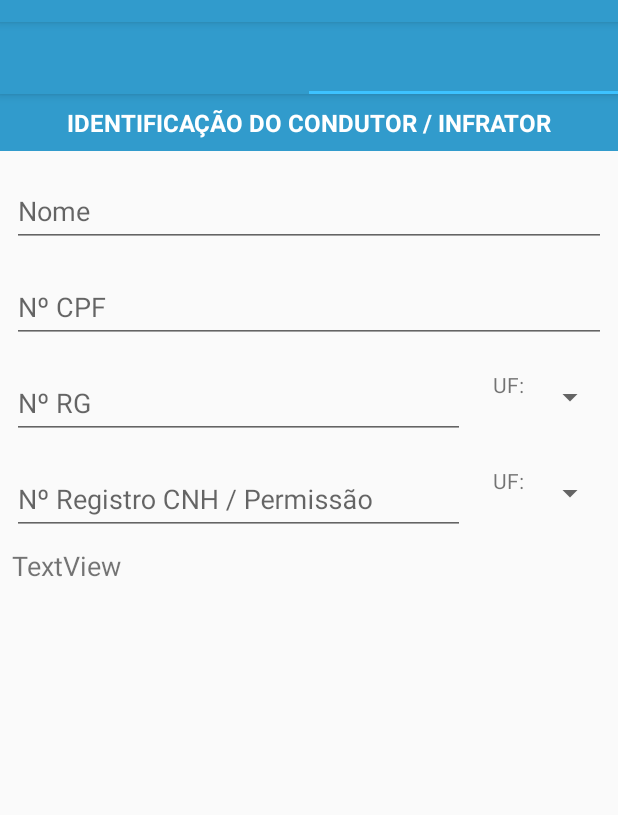
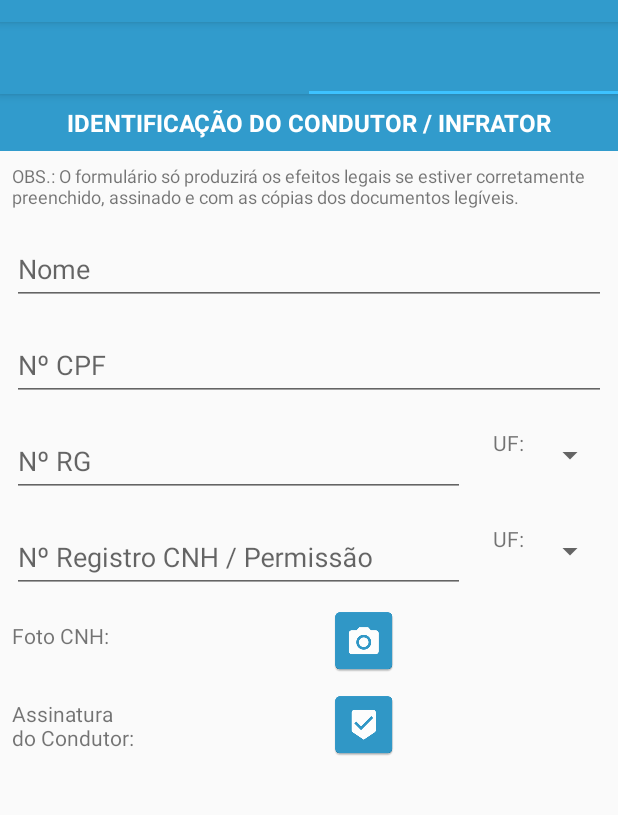
Before and after one commit to ProdigalSorc/ServicosPrefeituras, an Android app: the screen it shows after launch (IndicacaoActivity), tab 2 chosen, on a phone screen of 412 x 824 dp, the part 62-877 px from its top. Run offline under Robolectric (Android 15) with nearby library versions, the phone set to English and light mode, and no system bars.

Commit message:
Adicionando campos do condutor

```diff
--- a/app/src/main/res/layout/tab_condutor.xml
+++ b/app/src/main/res/layout/tab_condutor.xml
@@ -1,6 +1,7 @@
 <?xml version="1.0" encoding="utf-8"?>
 <android.support.constraint.ConstraintLayout xmlns:android="http://schemas.android.com/apk/res/android"
     xmlns:app="http://schemas.android.com/apk/res-auto"
+    xmlns:tools="http://schemas.android.com/tools"
     android:layout_width="match_parent"
     android:layout_height="match_parent">
 
@@ -16,7 +17,8 @@
         <android.support.constraint.ConstraintLayout
             android:id="@+id/activity_dadps_condutor_constraint_layout"
             android:layout_width="match_parent"
-            android:layout_height="wrap_content">
+            android:layout_height="match_parent">
+
 
             <android.support.constraint.ConstraintLayout
                 android:id="@+id/activity_dados_condutor_divisor_proprietario"
@@ -45,8 +47,8 @@
 
             </android.support.constraint.ConstraintLayout>
 
-            <android.support.design.widget.TextInputLayout
-                android:id="@+id/activity_dados_condutor_nome_indicado_layout"
+            <TextView
+                android:id="@+id/activity_dados_condutor_observacao_label"
                 android:layout_width="0dp"
                 android:layout_height="wrap_content"
                 android:layout_marginEnd="8dp"
@@ -54,9 +56,22 @@
                 android:layout_marginRight="8dp"
                 android:layout_marginStart="8dp"
                 android:layout_marginTop="8dp"
+                android:text="@string/observacao_formulario"
+                android:textSize="12sp"
                 app:layout_constraintEnd_toEndOf="parent"
                 app:layout_constraintStart_toStartOf="parent"
-                app:layout_constraintTop_toBottomOf="@+id/activity_dados_condutor_divisor_proprietario">
+                app:layout_constraintTop_toBottomOf="@+id/activity_dados_condutor_divisor_proprietario" />
+
+            <android.support.design.widget.TextInputLayout
+                android:id="@+id/activity_dados_condutor_nome_indicado_layout"
+                android:layout_width="0dp"
+                android:layout_height="wrap_content"
+                android:layout_marginEnd="8dp"
+                android:layout_marginRight="8dp"
+                android:layout_marginTop="8dp"
+                app:layout_constraintEnd_toEndOf="parent"
+                app:layout_constraintStart_toStartOf="@+id/activity_dados_condutor_observacao_label"
+                app:layout_constraintTop_toBottomOf="@+id/activity_dados_condutor_observacao_label">
 
                 <EditText
                     android:id="@+id/activity_dados_condutor_nome_indicado"
@@ -74,12 +89,10 @@
                 android:layout_width="0dp"
                 android:layout_height="wrap_content"
                 android:layout_marginEnd="8dp"
-                android:layout_marginLeft="8dp"
                 android:layout_marginRight="8dp"
-                android:layout_marginStart="8dp"
                 android:layout_marginTop="8dp"
                 app:layout_constraintEnd_toEndOf="parent"
-                app:layout_constraintStart_toStartOf="parent"
+                app:layout_constraintStart_toStartOf="@+id/activity_dados_condutor_nome_indicado_layout"
                 app:layout_constraintTop_toBottomOf="@+id/activity_dados_condutor_nome_indicado_layout">
 
                 <EditText
@@ -180,12 +193,58 @@
                 android:id="@+id/activity_dados_condutor_foto_cnh"
                 android:layout_width="wrap_content"
                 android:layout_height="wrap_content"
+                android:layout_marginBottom="8dp"
                 android:layout_marginTop="8dp"
-                android:text="TextView"
-                android:textSize="18sp"
+                android:text="Foto CNH:"
+                app:layout_constraintBottom_toBottomOf="@+id/activity_indicacao_condutor_botao_tira_foto_cnh"
+                app:layout_constraintEnd_toEndOf="@+id/activity_dados_condutor_divisor_cnh"
+                app:layout_constraintHorizontal_bias="0.0"
                 app:layout_constraintStart_toStartOf="@+id/activity_dados_condutor_divisor_cnh"
                 app:layout_constraintTop_toBottomOf="@+id/activity_dados_condutor_divisor_cnh" />
 
+            <ImageButton
+                android:id="@+id/activity_indicacao_condutor_botao_tira_foto_cnh"
+                android:layout_width="wrap_content"
+                android:layout_height="wrap_content"
+                android:layout_marginEnd="8dp"
+                android:layout_marginLeft="8dp"
+                android:layout_marginRight="8dp"
+                android:layout_marginStart="8dp"
+                android:layout_marginTop="8dp"
+                android:background="@android:color/transparent"
+                app:layout_constraintEnd_toEndOf="parent"
+                app:layout_constraintStart_toEndOf="@+id/activity_dados_condutor_foto_cnh"
+                app:layout_constraintTop_toBottomOf="@+id/activity_dados_condutor_divisor_cnh"
+                app:srcCompat="@mipmap/ic_retirar_foto" />
+
+            <TextView
+                android:id="@+id/activity_dados_condutor_assinatura"
+                android:layout_width="wrap_content"
+                android:layout_height="wrap_content"
+                android:layout_marginBottom="8dp"
+                android:layout_marginTop="8dp"
+                android:text="@string/assinatura_do_condutor"
+                app:layout_constraintBottom_toBottomOf="@+id/activity_indicacao_condutor_botao_assinatura"
+                app:layout_constraintEnd_toEndOf="@+id/activity_dados_condutor_foto_cnh"
+                app:layout_constraintHorizontal_bias="0.0"
+                app:layout_constraintStart_toStartOf="@+id/activity_dados_condutor_foto_cnh"
+                app:layout_constraintTop_toTopOf="@+id/activity_indicacao_condutor_botao_assinatura" />
+
+            <ImageButton
+                android:id="@+id/activity_indicacao_condutor_botao_assinatura"
+                android:layout_width="wrap_content"
+                android:layout_height="wrap_content"
+                android:layout_marginEnd="8dp"
+                android:layout_marginRight="8dp"
+                android:layout_marginTop="8dp"
+                android:background="@android:color/transparent"
+                app:layout_constraintEnd_toEndOf="parent"
+                app:layout_constraintHorizontal_bias="0.0"
+                app:layout_constraintStart_toStartOf="@+id/activity_indicacao_condutor_botao_tira_foto_cnh"
+                app:layout_constraintTop_toBottomOf="@+id/activity_indicacao_condutor_botao_tira_foto_cnh"
+                app:srcCompat="@mipmap/icone_assinatura" />
         </android.support.constraint.ConstraintLayout>
     </ScrollView>
+
+
 </android.support.constraint.ConstraintLayout>
--- a/app/src/main/res/values/strings.xml
+++ b/app/src/main/res/values/strings.xml
@@ -95,11 +95,15 @@
     <string name="item_multa_pontos_label">Pontos na CNH:</string>
     <string name="item_multa_situacao_label">Situação:</string>
 
+    <string name="observacao_formulario">OBS.: O formulário só produzirá os efeitos legais se estiver corretamente preenchido, assinado e com as cópias dos documentos legíveis.</string>
+    <string name="observacao_ao_proprietario">Fica o proprietário do veículo, responsável nas esferas civil, administrativa e penal pela veracidade das informações e dos documentos fornecidos</string>
+
     <string name="aviso_sr_proprietario">SR. PROPRIETÁRIO DO VEÍCULO</string>
     <string name="aviso_preenchimento">Caso V.Sª. não seja o infrator (Artigo 257 § 7º e 8º do CTB), preencha todos os campos abaixo e envie para este órgão de trânsito, no prazo estabelecido acima, ao fim do qual, não o fazendo, será considerado responsável pela infração. Juntar cópia reprográfica legível, dos seguintes documentos: Frente e verso da CNH / Permissão e de documento que
 comprove a assinatura do condutor infrator, quando esta não constar no referido documento. Documento de identificação do proprietário do veículo.</string>
 
     <string name="activity_indicacao_proprietario_label">PROPRIETÁRIO</string>
     <string name="activity_dados_condutor_proprietario_label">IDENTIFICAÇÃO DO CONDUTOR / INFRATOR</string>
+    <string name="assinatura_do_condutor">Assinatura\ndo Condutor:</string>
 
 </resources>
```
